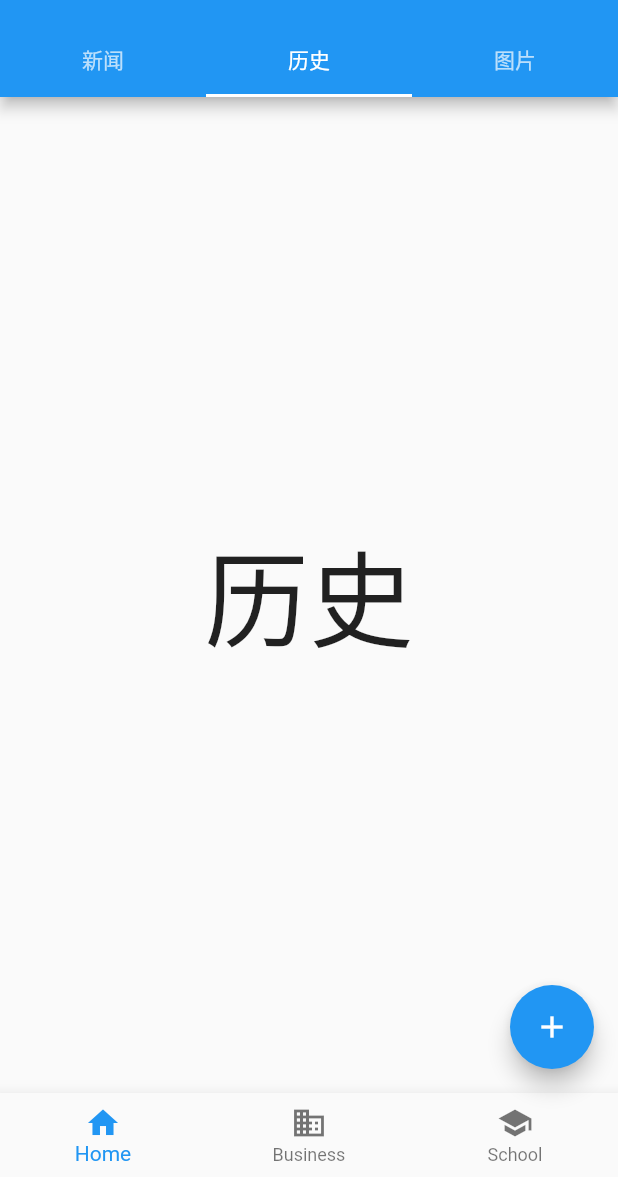
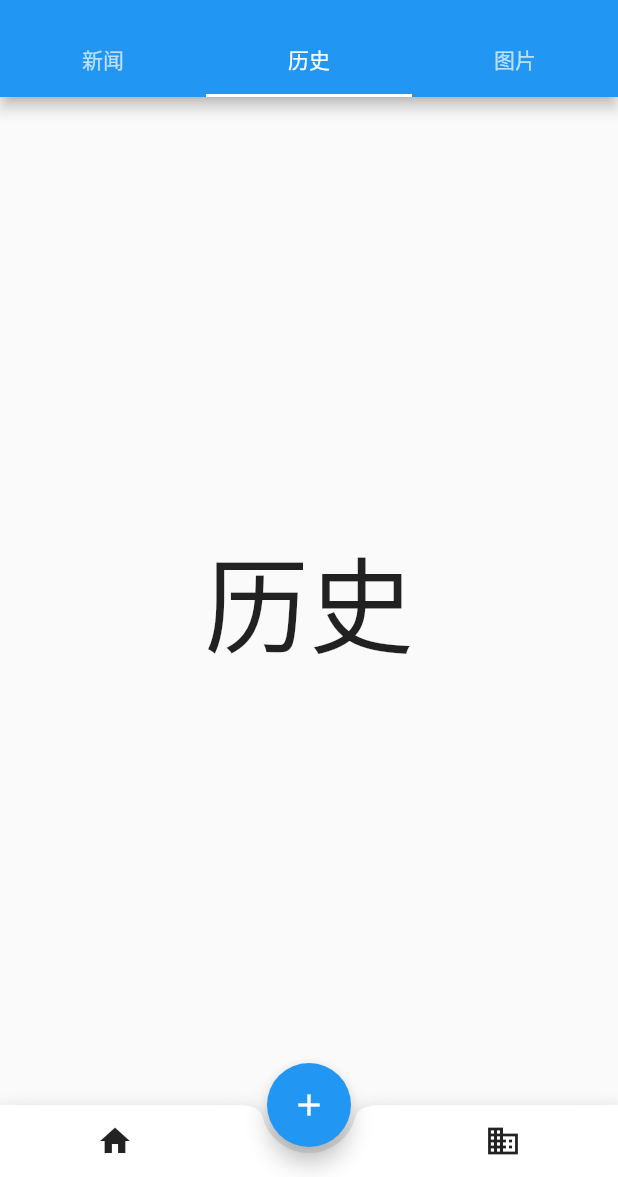
Before and after one commit to asdlei99/flutter_study, a Flutter app: the screen it shows after launch, tab 2 chosen, on a phone screen of 412 x 824 dp, the part 59-1236 px from its top. Run offline on Flutter 3.47's test engine with Material 2 defaults, Android fonts, the phone set to English and light mode, and no system bars.

```diff
--- a/lib/widget/MaterialScaffld/LeftDrawer.dart
+++ b/lib/widget/MaterialScaffld/LeftDrawer.dart
@@ -24,7 +24,7 @@ class LeftDrawer extends StatelessWidget {
                     padding: const EdgeInsets.symmetric(horizontal: 16.0),
                     child: ClipOval(
                       child: Image.asset(
-                        "imgs/avatar.png",
+                        "images/avatar.jpeg",
                         width: 80,
                       ),
                     ),
--- a/lib/widget/MaterialScaffld/MaterialScaffld.dart
+++ b/lib/widget/MaterialScaffld/MaterialScaffld.dart
@@ -33,6 +33,11 @@ class _ScaffoldRouteState extends State<ScaffoldRoute>  with SingleTickerProvide
     super.initState();
 
     _tabController = TabController(length: tabs.length, vsync: this);
+    _tabController.addListener((){
+      setState(() {
+        _selectedIndex = _tabController.index;
+      });
+    });
   }
 
 
@@ -69,29 +74,44 @@ class _ScaffoldRouteState extends State<ScaffoldRoute>  with SingleTickerProvide
         }).toList(),
       ),
       drawer: LeftDrawer(),
-      bottomNavigationBar: BottomNavigationBar(
-        items: [
-          BottomNavigationBarItem(
-            icon: Icon(Icons.home),
-            title: Text("Home"),
-          ),
-          BottomNavigationBarItem(
-            icon: Icon(Icons.business),
-            title: Text("Business"),
-          ),
-          BottomNavigationBarItem(
-            icon: Icon(Icons.school),
-            title: Text("School"),
-          )
-        ],
-        currentIndex: _selectedIndex,
-        fixedColor: Colors.blue,
-        onTap: _onTapItem,
+      bottomNavigationBar:
+//      BottomNavigationBar(
+//        items: [
+//          BottomNavigationBarItem(
+//            icon: Icon(Icons.home),
+//            title: Text("Home"),
+//          ),
+//          BottomNavigationBarItem(
+//            icon: Icon(Icons.business),
+//            title: Text("Business"),
+//          ),
+//          BottomNavigationBarItem(
+//            icon: Icon(Icons.school),
+//            title: Text("School"),
+//          )
+//        ],
+//        currentIndex: _selectedIndex,
+//        fixedColor: Colors.blue,
+//        onTap: _onTapItem,
+//      ),
+      BottomAppBar(
+        color: Colors.white,
+        shape: CircularNotchedRectangle(),
+        child: Row(
+          children: <Widget>[
+            IconButton(icon: Icon(Icons.home),onPressed: _onHome,),
+            SizedBox(),
+            IconButton(icon: Icon(Icons.business),onPressed: _onBusiness,)
+          ],
+          mainAxisAlignment: MainAxisAlignment.spaceAround,
+        ),
       ),
+
       floatingActionButton: FloatingActionButton(
         child: Icon(Icons.add),
         onPressed: _onAdd,
       ),
+      floatingActionButtonLocation: FloatingActionButtonLocation.centerDocked,
     );
   }
 
@@ -99,10 +119,22 @@ class _ScaffoldRouteState extends State<ScaffoldRoute>  with SingleTickerProvide
   _onTapItem(int index) {
     setState(() {
       _selectedIndex = index;
+      _tabController.index = index;
     });
   }
 
+  _onHome() {
+    _selectedIndex = 0;
+    _tabController.index = 0;
+  }
+
   _onAdd() {
+    _selectedIndex = 1;
+    _tabController.index = 1;
+  }
 
+  _onBusiness() {
+    _selectedIndex = 2;
+    _tabController.index = 2;
   }
 }
```
